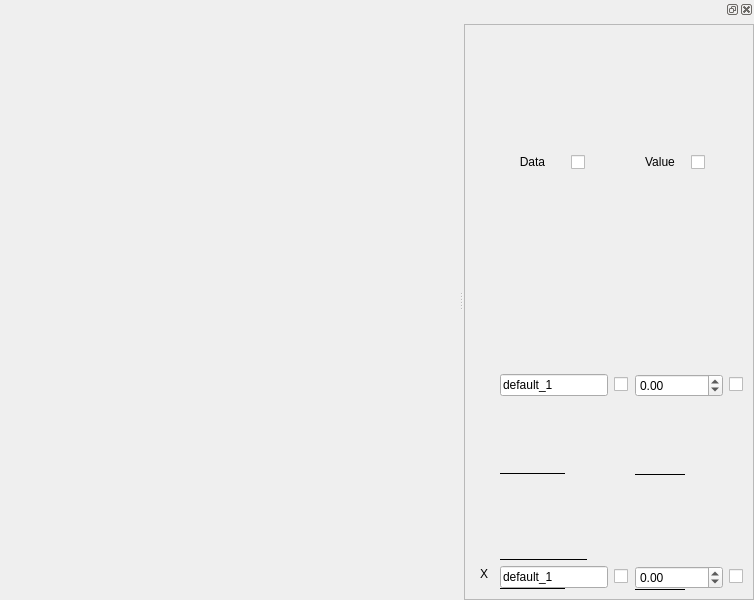
This is Main_template/New_value_menu.ui in kryzasada/GenChart-PYQT as Qt 5 draws it before an edit. The edited form follows.
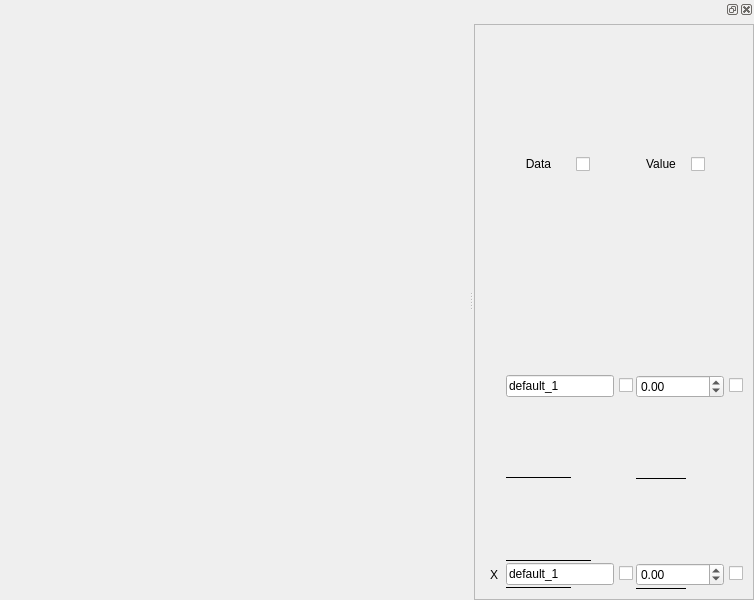
This is the edited form.

Diff of the .ui file:
```diff
--- a/Main_template/New_value_menu.ui
+++ b/Main_template/New_value_menu.ui
@@ -110,19 +110,34 @@
              <rect>
               <x>0</x>
               <y>0</y>
-              <width>482</width>
+              <width>248</width>
               <height>550</height>
              </rect>
             </property>
             <layout class="QVBoxLayout" name="verticalLayout">
              <item>
               <layout class="QFormLayout" name="scroll_are_layout">
+               <property name="horizontalSpacing">
+                <number>2</number>
+               </property>
+               <property name="verticalSpacing">
+                <number>2</number>
+               </property>
                <item row="0" column="1">
                 <layout class="QFormLayout" name="upper_first_layout">
+                 <property name="horizontalSpacing">
+                  <number>2</number>
+                 </property>
+                 <property name="verticalSpacing">
+                  <number>2</number>
+                 </property>
                  <item row="1" column="1">
                   <layout class="QFormLayout" name="upper_first_value_layout">
+                   <property name="horizontalSpacing">
+                    <number>5</number>
+                   </property>
                    <property name="verticalSpacing">
-                    <number>0</number>
+                    <number>2</number>
                    </property>
                    <item row="0" column="0">
                     <widget class="QDoubleSpinBox" name="upper_first_value_spinBox">
@@ -224,6 +239,12 @@
                  </item>
                  <item row="0" column="1">
                   <layout class="QFormLayout" name="upper__TextValue_layout">
+                   <property name="horizontalSpacing">
+                    <number>5</number>
+                   </property>
+                   <property name="verticalSpacing">
+                    <number>2</number>
+                   </property>
                    <item row="0" column="0">
                     <widget class="QLabel" name="upper__TextValue_label">
                      <property name="sizePolicy">
@@ -284,6 +305,12 @@
                  </item>
                  <item row="0" column="0">
                   <layout class="QFormLayout" name="upper__TextData_layout">
+                   <property name="horizontalSpacing">
+                    <number>5</number>
+                   </property>
+                   <property name="verticalSpacing">
+                    <number>2</number>
+                   </property>
                    <item row="0" column="1">
                     <widget class="QCheckBox" name="upper__TextData_check">
                      <property name="sizePolicy">
@@ -345,10 +372,10 @@
                  <item row="1" column="0">
                   <layout class="QFormLayout" name="upper_first_data_layout">
                    <property name="horizontalSpacing">
-                    <number>6</number>
+                    <number>5</number>
                    </property>
                    <property name="verticalSpacing">
-                    <number>0</number>
+                    <number>2</number>
                    </property>
                    <item row="0" column="0">
                     <widget class="QLineEdit" name="upper_first_data_write">
@@ -471,6 +498,12 @@
                </item>
                <item row="1" column="1">
                 <layout class="QFormLayout" name="second_block_layout">
+                 <property name="horizontalSpacing">
+                  <number>2</number>
+                 </property>
+                 <property name="verticalSpacing">
+                  <number>2</number>
+                 </property>
                  <item row="1" column="0">
                   <widget class="Line" name="second_block_line">
                    <property name="sizePolicy">
@@ -481,13 +514,13 @@
                    </property>
                    <property name="minimumSize">
                     <size>
-                     <width>87</width>
+                     <width>85</width>
                      <height>1</height>
                     </size>
                    </property>
                    <property name="maximumSize">
                     <size>
-                     <width>120</width>
+                     <width>85</width>
                      <height>0</height>
                     </size>
                    </property>
@@ -504,8 +537,11 @@
                  </item>
                  <item row="2" column="0">
                   <layout class="QFormLayout" name="second_block_data_layout">
+                   <property name="horizontalSpacing">
+                    <number>5</number>
+                   </property>
                    <property name="verticalSpacing">
-                    <number>0</number>
+                    <number>2</number>
                    </property>
                    <item row="1" column="1">
                     <widget class="QCheckBox" name="second_block_data_check">
@@ -598,8 +634,11 @@
                  </item>
                  <item row="2" column="1">
                   <layout class="QFormLayout" name="second_block_value_layout">
+                   <property name="horizontalSpacing">
+                    <number>5</number>
+                   </property>
                    <property name="verticalSpacing">
-                    <number>0</number>
+                    <number>2</number>
                    </property>
                    <item row="1" column="1">
                     <widget class="QCheckBox" name="second_block_value_check">
```
